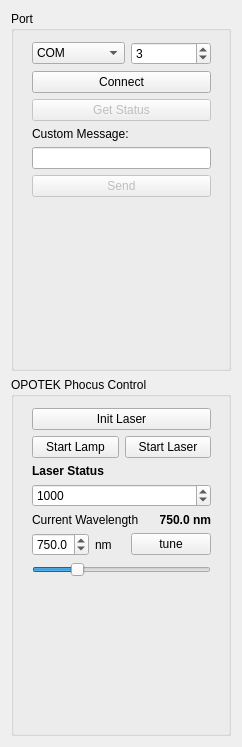
First picture: the form in Plugins/org.mitk.gui.qt.lasercontrol/src/internal/QmitkLaserControlControls.ui, repository MITK/MITK, before the edit.
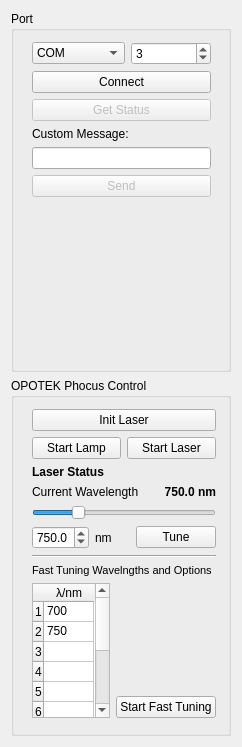
Second picture: the form after the edit.

Commit message: organized OPO control a bit better - all the scripts are now resources. Also worked on the fast tuning gui (which is not yet connected but fixed to two wavelengths) now for the trying it with the laser setup!!

What changed in the file:
```diff
--- a/Plugins/org.mitk.gui.qt.lasercontrol/src/internal/QmitkLaserControlControls.ui
+++ b/Plugins/org.mitk.gui.qt.lasercontrol/src/internal/QmitkLaserControlControls.ui
@@ -22,8 +22,14 @@
   <layout class="QVBoxLayout" name="verticalLayout">
    <item>
     <layout class="QVBoxLayout" name="verticalLayout_4">
-     <item>
+     <item alignment="Qt::AlignTop">
       <widget class="QGroupBox" name="groupBox_2">
+       <property name="minimumSize">
+        <size>
+         <width>0</width>
+         <height>361</height>
+        </size>
+       </property>
        <property name="title">
         <string>Port</string>
        </property>
@@ -141,7 +147,7 @@
          <rect>
           <x>10</x>
           <y>20</y>
-          <width>201</width>
+          <width>206</width>
           <height>331</height>
          </rect>
         </property>
@@ -185,19 +191,6 @@
            </property>
           </widget>
          </item>
-         <item>
-          <widget class="QSpinBox" name="spinBoxFIXME">
-           <property name="maximum">
-            <number>100000</number>
-           </property>
-           <property name="singleStep">
-            <number>100</number>
-           </property>
-           <property name="value">
-            <number>1000</number>
-           </property>
-          </widget>
-         </item>
          <item>
           <layout class="QHBoxLayout" name="horizontalLayout_3">
            <item>
@@ -228,6 +221,34 @@
            </item>
           </layout>
          </item>
+         <item>
+          <widget class="QSlider" name="sliderWavelength">
+           <property name="minimum">
+            <number>6900</number>
+           </property>
+           <property name="maximum">
+            <number>9500</number>
+           </property>
+           <property name="singleStep">
+            <number>5</number>
+           </property>
+           <property name="pageStep">
+            <number>100</number>
+           </property>
+           <property name="sliderPosition">
+            <number>7500</number>
+           </property>
+           <property name="orientation">
+            <enum>Qt::Horizontal</enum>
+           </property>
+           <property name="tickPosition">
+            <enum>QSlider::NoTicks</enum>
+           </property>
+           <property name="tickInterval">
+            <number>10000</number>
+           </property>
+          </widget>
+         </item>
          <item>
           <layout class="QHBoxLayout" name="horizontalLayout">
            <item>
@@ -259,52 +280,141 @@
            <item>
             <widget class="QPushButton" name="buttonTune">
              <property name="text">
-              <string>tune</string>
+              <string>Tune</string>
              </property>
             </widget>
            </item>
           </layout>
          </item>
          <item>
-          <widget class="QSlider" name="sliderWavelength">
-           <property name="minimum">
-            <number>6900</number>
-           </property>
-           <property name="maximum">
-            <number>9500</number>
-           </property>
-           <property name="singleStep">
-            <number>5</number>
-           </property>
-           <property name="pageStep">
-            <number>100</number>
-           </property>
-           <property name="sliderPosition">
-            <number>7500</number>
-           </property>
+          <widget class="Line" name="line">
            <property name="orientation">
             <enum>Qt::Horizontal</enum>
            </property>
-           <property name="tickPosition">
-            <enum>QSlider::NoTicks</enum>
-           </property>
-           <property name="tickInterval">
-            <number>10000</number>
-           </property>
           </widget>
          </item>
          <item>
-          <spacer name="verticalSpacer_2">
-           <property name="orientation">
-            <enum>Qt::Vertical</enum>
+          <widget class="QLabel" name="label_2">
+           <property name="font">
+            <font>
+             <pointsize>8</pointsize>
+             <weight>50</weight>
+             <bold>false</bold>
+            </font>
            </property>
-           <property name="sizeHint" stdset="0">
-            <size>
-             <width>20</width>
-             <height>40</height>
-            </size>
+           <property name="text">
+            <string>Fast Tuning Wavelngths and Options</string>
            </property>
-          </spacer>
+          </widget>
+         </item>
+         <item>
+          <layout class="QHBoxLayout" name="horizontalLayout_5">
+           <item>
+            <widget class="QTableWidget" name="tableFastTuningWavelengths">
+             <attribute name="horizontalHeaderDefaultSectionSize">
+              <number>42</number>
+             </attribute>
+             <attribute name="horizontalHeaderMinimumSectionSize">
+              <number>50</number>
+             </attribute>
+             <attribute name="verticalHeaderDefaultSectionSize">
+              <number>20</number>
+             </attribute>
+             <attribute name="verticalHeaderMinimumSectionSize">
+              <number>20</number>
+             </attribute>
+             <row>
+              <property name="text">
+               <string>1</string>
+              </property>
+             </row>
+             <row>
+              <property name="text">
+               <string>2</string>
+              </property>
+             </row>
+             <row>
+              <property name="text">
+               <string>3</string>
+              </property>
+             </row>
+             <row>
+              <property name="text">
+               <string>4</string>
+              </property>
+             </row>
+             <row>
+              <property name="text">
+               <string>5</string>
+              </property>
+             </row>
+             <row>
+              <property name="text">
+               <string>6</string>
+              </property>
+             </row>
+             <row>
+              <property name="text">
+               <string>7</string>
+              </property>
+             </row>
+             <row>
+              <property name="text">
+               <string>8</string>
+              </property>
+             </row>
+             <row>
+              <property name="text">
+               <string>9</string>
+              </property>
+             </row>
+             <row>
+              <property name="text">
+               <string/>
+              </property>
+             </row>
+             <column>
+              <property name="text">
+               <string>λ/nm</string>
+              </property>
+             </column>
+             <item row="0" column="0">
+              <property name="text">
+               <string>700</string>
+              </property>
+             </item>
+             <item row="1" column="0">
+              <property name="text">
+               <string>750</string>
+              </property>
+             </item>
+            </widget>
+           </item>
+           <item>
+            <layout class="QVBoxLayout" name="verticalLayout_6">
+             <item>
+              <spacer name="verticalSpacer_3">
+               <property name="orientation">
+                <enum>Qt::Vertical</enum>
+               </property>
+               <property name="sizeHint" stdset="0">
+                <size>
+                 <width>20</width>
+                 <height>40</height>
+                </size>
+               </property>
+              </spacer>
+             </item>
+             <item>
+              <widget class="QPushButton" name="buttonFastTuning">
+               <property name="text">
+                <string>Start Fast Tuning</string>
+               </property>
+              </widget>
+             </item>
+            </layout>
+           </item>
+          </layout>
          </item>
         </layout>
        </widget>
```
The commit also changes 18 other files.
